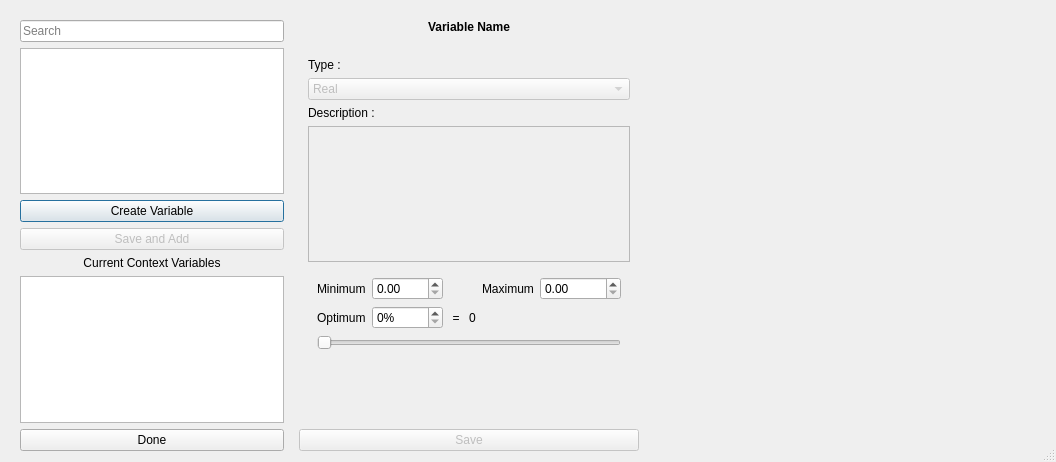
Old version of the form braviz/interaction/qt_guis/context_variables_select.ui in the repository diego0020/braviz-app.
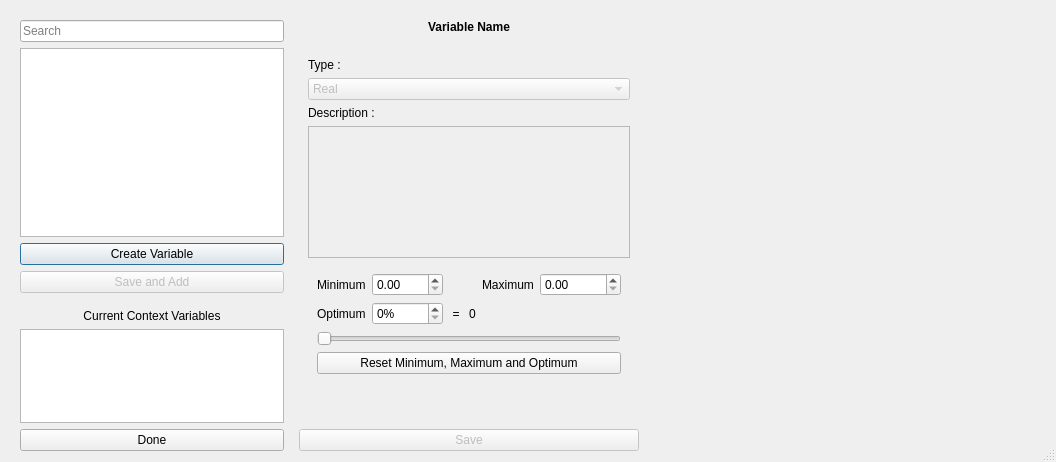
New version of the form. The open tabs and pages were chosen to show the change.

Commit message:
Interface improvements to variable select dialogs Added a button to reset problematic min-max values for real variables
Better number formatting for scalars in subject overview

```diff
--- a/braviz/interaction/qt_guis/context_variables_select.ui
+++ b/braviz/interaction/qt_guis/context_variables_select.ui
@@ -34,7 +34,7 @@
      <property name="frameShadow">
       <enum>QFrame::Raised</enum>
      </property>
-     <layout class="QVBoxLayout" name="verticalLayout_2">
+     <layout class="QVBoxLayout" name="verticalLayout_2" stretch="0,2,0,0,0,0,1,0">
       <property name="bottomMargin">
        <number>0</number>
       </property>
@@ -404,7 +404,7 @@
                </property>
               </widget>
              </item>
-             <item row="3" column="0">
+             <item row="4" column="0">
               <spacer name="verticalSpacer_2">
                <property name="orientation">
                 <enum>Qt::Vertical</enum>
@@ -417,6 +417,13 @@
                </property>
               </spacer>
              </item>
+             <item row="3" column="0" colspan="6">
+              <widget class="QPushButton" name="reset_real_meta">
+               <property name="text">
+                <string>Reset Minimum, Maximum and Optimum</string>
+               </property>
+              </widget>
+             </item>
             </layout>
            </widget>
           </widget>
```
Left out of the diff: 4 changed lines with no effect on the pictures. The commit also changes 11 other files.
